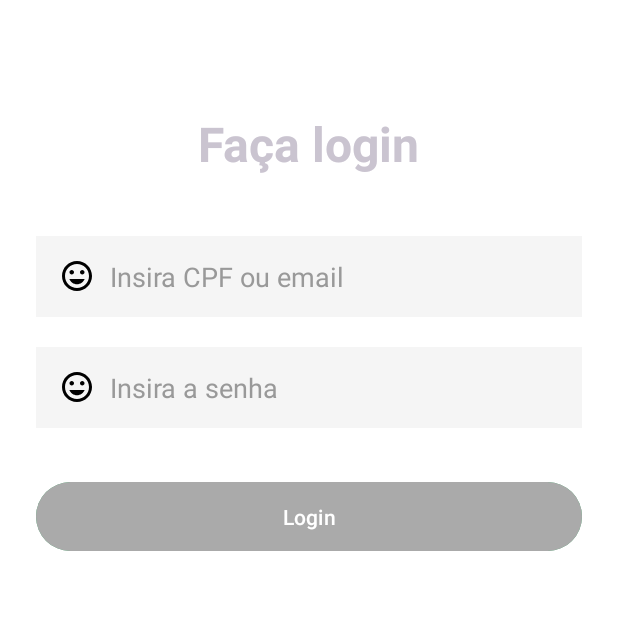
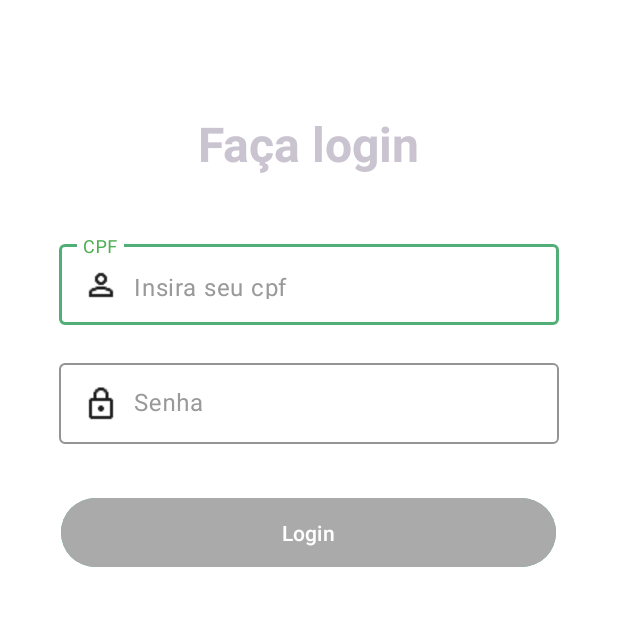
Before and after one commit to Ryanzucchi/Atv_avaliativa_Disp, an Android app: the screen it shows after launch (EntryLoginAdmActivity), after a tap on "entrar como administrador", on a phone screen of 412 x 824 dp, the top half of it. Run offline under Robolectric (Android 15) with nearby library versions, the phone set to English and light mode, and no system bars; 2 statements that could not run were skipped.

```diff
--- a/app/src/main/res/layout/entrylogin.xml
+++ b/app/src/main/res/layout/entrylogin.xml
@@ -28,7 +28,6 @@
             android:layout_width="match_parent"
             android:layout_height="wrap_content"
             android:hint="CPF"
-            app:hintTextColor="#52AE77"
             android:textColorHint="#999999"
             app:boxStrokeColor="#52AE77"
             app:placeholderText="Digite seu CPF"
@@ -52,7 +51,6 @@
             android:layout_width="match_parent"
             android:layout_height="wrap_content"
             android:hint="Senha"
-            app:hintTextColor="#52AE77"
             android:textColorHint="#999999"
             app:boxStrokeColor="#52AE77"
             app:placeholderText="Digite sua senha"
--- a/app/src/main/res/layout/entryloginadm.xml
+++ b/app/src/main/res/layout/entryloginadm.xml
@@ -23,37 +23,81 @@
             android:layout_marginTop="50dp"
             android:layout_marginBottom="40dp"/>
 
-        <EditText
-            android:id="@+id/input_email"
+        <com.google.android.material.textfield.TextInputLayout
+            style="@style/Widget.Material3.TextInputLayout.OutlinedBox"
             android:layout_width="match_parent"
-            android:layout_height="54dp"
-            android:background="#F5F5F5"
-            android:drawableStart="@drawable/baseline_tag_faces_24"
-            android:drawablePadding="10dp"
-            android:hint="Insira CPF ou email"
+            android:layout_height="wrap_content"
+            android:hint="CPF"
+            android:textColorHint="#999999"
+            app:boxStrokeColor="#52AE77"
+            app:placeholderText="Insira seu cpf"
+            app:placeholderTextColor="#999999"
             android:paddingStart="15dp"
             android:paddingEnd="15dp"
+            android:layout_marginBottom="20dp">
+
+            <com.google.android.material.textfield.TextInputEditText
+                android:id="@+id/input_cpf"
+                android:layout_width="match_parent"
+                android:layout_height="54dp"
+                android:drawableStart="@drawable/ic_person_24"
+                android:drawablePadding="10dp"
+                android:inputType="number" />
+        </com.google.android.material.textfield.TextInputLayout>
+
+<!--        <EditText-->
+<!--            android:id="@+id/input_email"-->
+<!--            android:layout_width="match_parent"-->
+<!--            android:layout_height="54dp"-->
+<!--            android:background="#F5F5F5"-->
+<!--            android:drawableStart="@drawable/baseline_tag_faces_24"-->
+<!--            android:drawablePadding="10dp"-->
+<!--            android:hint="Insira CPF ou email"-->
+<!--            android:paddingStart="15dp"-->
+<!--            android:paddingEnd="15dp"-->
+<!--            android:textColorHint="#999999"-->
+<!--            android:inputType="textEmailAddress"-->
+<!--            android:layout_marginBottom="20dp"/>-->
+
+        <com.google.android.material.textfield.TextInputLayout
+            style="@style/Widget.Material3.TextInputLayout.OutlinedBox"
+            android:layout_width="match_parent"
+            android:layout_height="wrap_content"
+            android:hint="Senha"
             android:textColorHint="#999999"
-            android:inputType="textEmailAddress"
-            android:layout_marginBottom="20dp"/>
-
-        <EditText
-            android:id="@+id/input_pass"
-            android:layout_width="match_parent"
-            android:layout_height="54dp"
-            android:background="#F5F5F5"
-            android:drawableStart="@drawable/baseline_tag_faces_24"
-            android:drawablePadding="10dp"
-            android:hint="Insira a senha"
+            app:boxStrokeColor="#52AE77"
+            app:placeholderText="Insira sua senha"
+            app:placeholderTextColor="#999999"
             android:paddingStart="15dp"
             android:paddingEnd="15dp"
-            android:textColorHint="#999999"
-            android:inputType="textPassword"
-            android:layout_marginBottom="32dp"/>
+            android:layout_marginBottom="32dp">
+
+            <com.google.android.material.textfield.TextInputEditText
+                android:id="@+id/input_pass"
+                android:layout_width="match_parent"
+                android:layout_height="54dp"
+                android:drawableStart="@drawable/ic_lock_24"
+                android:drawablePadding="10dp"
+                android:inputType="textPassword" />
+        </com.google.android.material.textfield.TextInputLayout>
+
+<!--        <EditText-->
+<!--            android:id="@+id/input_pass"-->
+<!--            android:layout_width="match_parent"-->
+<!--            android:layout_height="54dp"-->
+<!--            android:background="#F5F5F5"-->
+<!--            android:drawableStart="@drawable/baseline_tag_faces_24"-->
+<!--            android:drawablePadding="10dp"-->
+<!--            android:hint="Insira a senha"-->
+<!--            android:paddingStart="15dp"-->
+<!--            android:paddingEnd="15dp"-->
+<!--            android:textColorHint="#999999"-->
+<!--            android:inputType="textPassword"-->
+<!--            android:layout_marginBottom="32dp"/>-->
 
         <Button
             android:id="@+id/btn_Alogin"
-            android:layout_width="match_parent"
+            android:layout_width="330dp"
             android:layout_height="54dp"
             android:text="Login"
             android:textColor="#FFFFFF"
```
Also changed, not shown: app/src/main/res/layout/accountcreate.xml (+1 -7 lines), app/src/main/res/layout/activity_main.xml (+30 -8 lines), app/src/main/res/layout/kidregistry.xml (+60 -20 lines).
